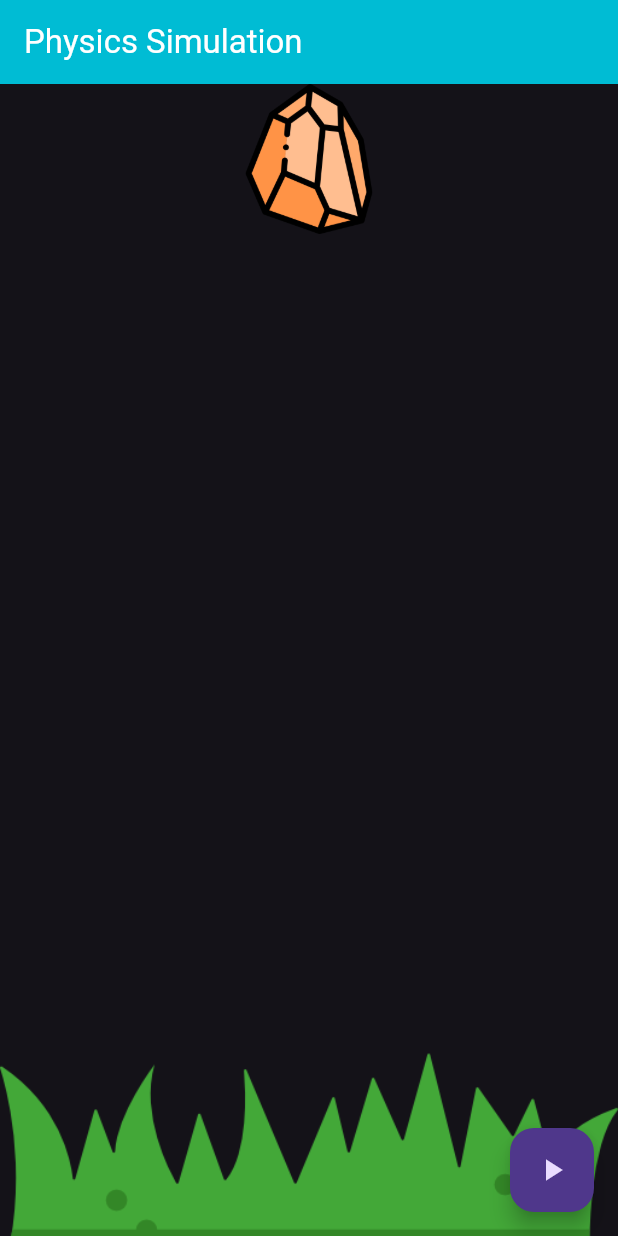
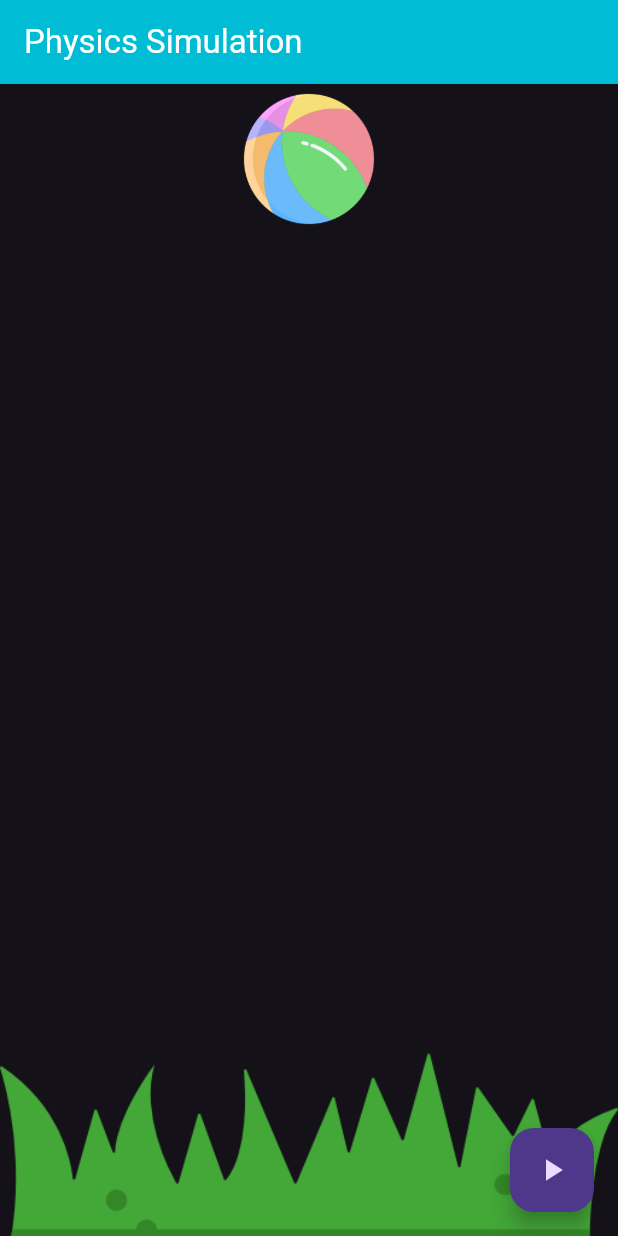
Before and after one commit to Dhannesh/app_animation, a Flutter app: the screen it shows after launch, on a phone screen of 412 x 824 dp. Run offline on Flutter 3.47's test engine with Material 3 defaults, Android fonts, the phone set to English and light mode, and no system bars.

```diff
--- a/lib/physics_animation.dart
+++ b/lib/physics_animation.dart
@@ -11,17 +11,17 @@ class PhysicsAnimation extends StatefulWidget {
 class _PhysicsAnimationState extends State<PhysicsAnimation> with SingleTickerProviderStateMixin{
 
   late AnimationController _controller;
-  late GravitySimulation _simulation;
+  late SpringSimulation _simulation;
 
   @override
   void initState() {
     // TODO: implement initState
     super.initState();
-    _simulation=GravitySimulation(
-        1000.0, //acceleration, pixels per second per square
+    _simulation=SpringSimulation(
+      const SpringDescription(mass: 1, stiffness: 10, damping: 0.8),
         0.0, // starting point
         650.0, // end point
-        0.0 // starting velocity
+        10.0 // starting velocity
     );
     _controller = AnimationController(vsync: this, upperBound: 650)..addListener(() {
       setState(() {
@@ -53,7 +53,7 @@ class _PhysicsAnimationState extends State<PhysicsAnimation> with SingleTickerPr
             child: Container(
               width: 100,
               height: 100,
-              child: Image.asset("images/stone.png"),
+              child: Image.asset("images/ball.png"),
           )
           ),
           Positioned(
```
Also changed, not shown: 1 other file.
